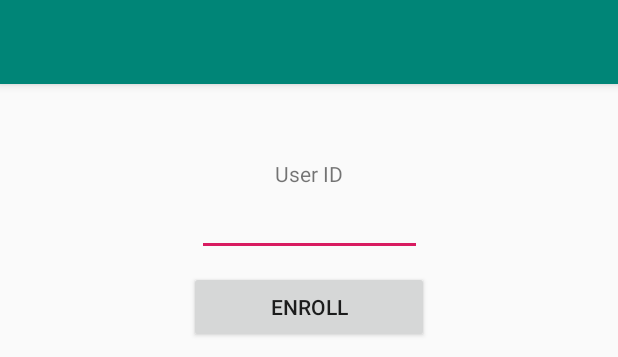
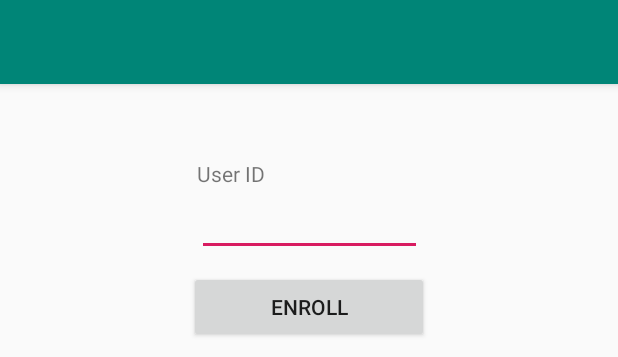
Before and after one commit to XuanDuNe/26T, an Android app: the layout activity_main.xml on its own in the app's theme, with its tools: preview values and no code run, on a phone screen of 412 x 824 dp. Shown: the top 357 px of the screen. Run offline under Robolectric (Android 15) with nearby library versions, the phone set to English and light mode, and no system bars.

Commit message:
fix main bug

```diff
--- a/app/src/main/res/layout/activity_main.xml
+++ b/app/src/main/res/layout/activity_main.xml
@@ -32,7 +32,6 @@
         <TextView
             android:layout_width="150dp"
             android:layout_height="wrap_content"
-            android:textAlignment="center"
             android:text="User ID"/>
         <EditText
             android:id="@+id/edit_user_id"
```
